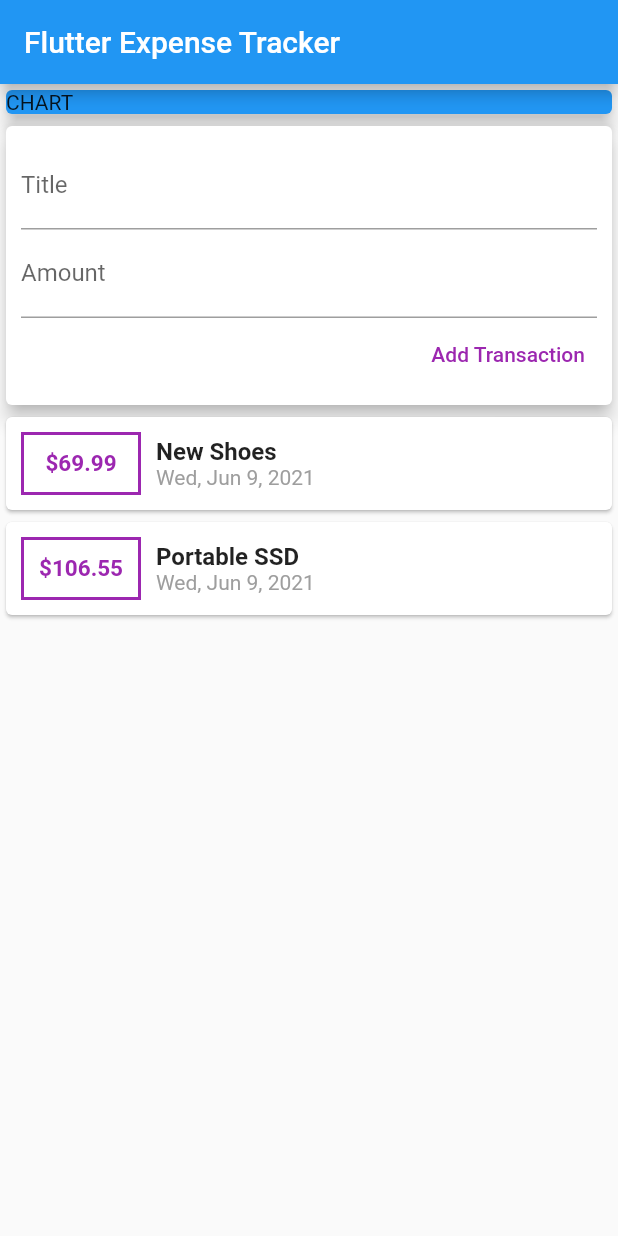
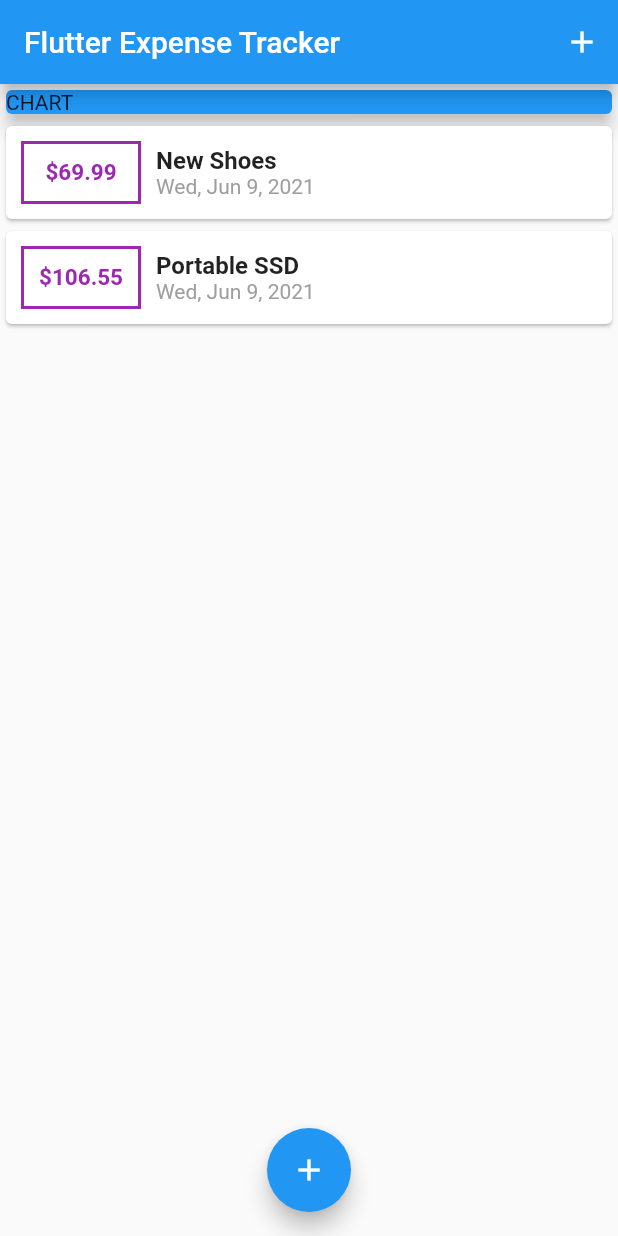
Before and after one commit to gkibria/flutter_expense_tracker, a Flutter app: the screen it shows after launch, on a phone screen of 412 x 824 dp. Run offline on Flutter 3.47's test engine with Material 2 defaults, Android fonts, the phone set to English and light mode, and no system bars.

Commit message:
shoe the form in bottomsheet, change state of main.dart

```diff
--- a/lib/main.dart
+++ b/lib/main.dart
@@ -1,5 +1,7 @@
 import 'package:flutter/material.dart';
-import '../widgets/user_transaction.dart';
+import './widgets/transaction_list.dart';
+import './widgets/new_transaction.dart';
+import '../models/transaction.dart';
 
 void main() {
   runApp(MyApp());
@@ -9,19 +11,66 @@ class MyApp extends StatelessWidget {
   @override
   Widget build(BuildContext context) {
     return MaterialApp(
+      debugShowCheckedModeBanner: false,
       title: 'Flutter Demo',
       home: MyHomePage(),
     );
   }
 }
 
-class MyHomePage extends StatelessWidget {
+class MyHomePage extends StatefulWidget {
+  @override
+  _MyHomePageState createState() => _MyHomePageState();
+}
+
+class _MyHomePageState extends State<MyHomePage> {
+  final List<Transaction> _transactions = [
+    Transaction(
+        id: 'tx1', title: 'New Shoes', amount: 69.99, date: DateTime.now()),
+    Transaction(
+        id: 'tx2', title: 'Portable SSD', amount: 106.55, date: DateTime.now())
+  ];
+
+  void _addNewTransaction(String title, double amount) {
+    final newTx = Transaction(
+        id: DateTime.now().toString(),
+        title: title,
+        amount: amount,
+        date: DateTime.now());
+
+    setState(() {
+      _transactions.add(newTx);
+    });
+    // close the bottom sheet
+    Navigator.of(context).pop();
+  }
+  void showBottomSheet(context) {
+    showModalBottomSheet(
+        context: context,
+        builder: (_) {
+          return NewTransaction(_addNewTransaction);
+        });
+  }
 
   @override
   Widget build(BuildContext context) {
     return Scaffold(
+      floatingActionButton: FloatingActionButton(
+        child: Icon(Icons.add),
+        onPressed: () {
+          showBottomSheet(context);
+        },
+      ),
+      floatingActionButtonLocation: FloatingActionButtonLocation.centerFloat,
       appBar: AppBar(
         title: Text('Flutter Expense Tracker'),
+        actions: [
+          IconButton(
+              onPressed: () {
+                showBottomSheet(context);
+              },
+              icon: Icon(Icons.add))
+        ],
       ),
       body: SingleChildScrollView(
         child: Column(
@@ -36,7 +85,7 @@ class MyHomePage extends StatelessWidget {
               ),
               width: double.infinity,
             ),
-            UserTransaction()
+            TransactionList(_transactions)
           ],
         ),
       ),
--- a/lib/widgets/transaction_list.dart
+++ b/lib/widgets/transaction_list.dart
@@ -24,7 +24,7 @@ class TransactionList extends StatelessWidget {
                   width: 80,
                   alignment: Alignment.center,
                   child: Text(
-                    '\$${_transactions[index].amount}',
+                    '\$${_transactions[index].amount.toStringAsFixed(2)}',
                     style: TextStyle(
                         fontWeight: FontWeight.bold,
                         fontSize: 15,
--- a/lib/widgets/user_transaction.dart
+++ /dev/null
@@ -1,39 +0,0 @@
-import 'package:flutter/material.dart';
-import './new_transaction.dart';
-import './transaction_list.dart';
-import '../models/transaction.dart';
-
-class UserTransaction extends StatefulWidget {
-  const UserTransaction({Key? key}) : super(key: key);
-
-  @override
-  _UserTransactionState createState() => _UserTransactionState();
-}
-
-class _UserTransactionState extends State<UserTransaction> {
-  final List<Transaction> _transactions = [
-    Transaction(
-        id: 'tx1', title: 'New Shoes', amount: 69.99, date: DateTime.now()),
-    Transaction(
-        id: 'tx2', title: 'Portable SSD', amount: 106.55, date: DateTime.now())
-  ];
-
-  void _addNewTransaction(String title, double amount) {
-    final newTx = Transaction(
-        id: DateTime.now().toString(),
-        title: title,
-        amount: amount,
-        date: DateTime.now());
-
-    setState(() {
-      _transactions.add(newTx);
-    });
-  }
-
-  @override
-  Widget build(BuildContext context) {
-    return Column(
-      children: [NewTransaction(_addNewTransaction), TransactionList(_transactions)],
-    );
-  }
-}
```
Also changed, not shown: lib/widgets/new_transaction.dart (+17 -4 lines).
